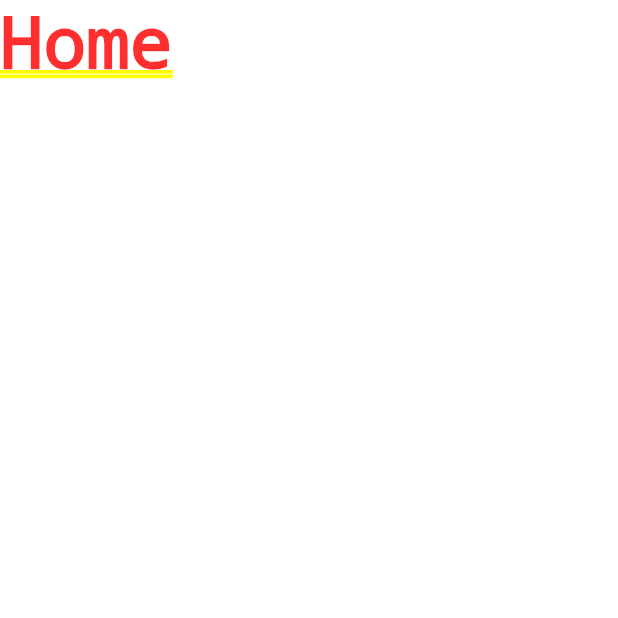
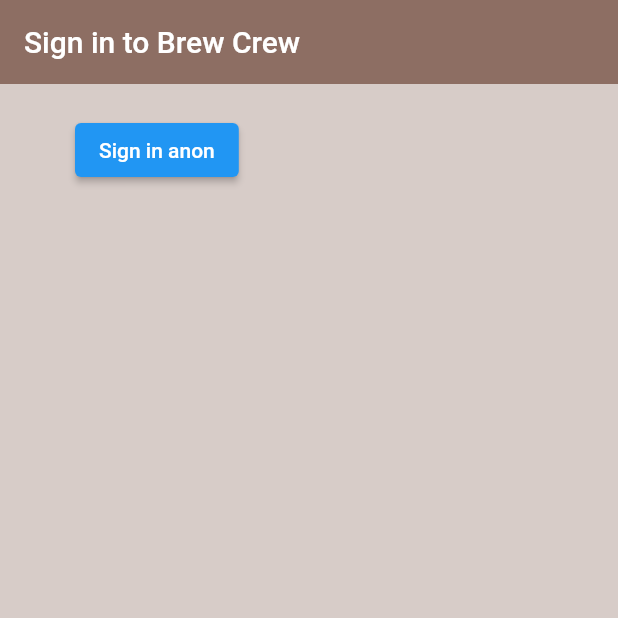
Before and after one commit to LunarioTK/Cafe_App_Firebase, a Flutter app: the screen it shows after launch, on a phone screen of 412 x 824 dp, the top half of it. Run offline on Flutter 3.47's test engine with Material 2 defaults, Android fonts, the phone set to English and light mode, and no system bars; our stand-ins replace firebase_auth; accounts and stored records are empty.

Commit message:
Adicionar o Sign in Anonimo

```diff
--- a/lib/screens/authenticate/authenticate.dart
+++ b/lib/screens/authenticate/authenticate.dart
@@ -1,3 +1,4 @@
+import 'package:brew_crew/screens/authenticate/sign_in.dart';
 import 'package:flutter/material.dart';
 
 class Authenticate extends StatefulWidget {
@@ -11,7 +12,7 @@ class _AuthenticateState extends State<Authenticate> {
   @override
   Widget build(BuildContext context) {
     return Container(
-      child: const Text('Authenticate'),
+      child: const SignIn(),
     );
   }
 }
--- /dev/null
+++ b/lib/screens/authenticate/sign_in.dart
@@ -0,0 +1,29 @@
+import 'package:flutter/material.dart';
+
+class SignIn extends StatefulWidget {
+  const SignIn({super.key});
+
+  @override
+  State<SignIn> createState() => _SignInState();
+}
+
+class _SignInState extends State<SignIn> {
+  @override
+  Widget build(BuildContext context) {
+    return Scaffold(
+      backgroundColor: Colors.brown[100],
+      appBar: AppBar(
+        backgroundColor: Colors.brown[400],
+        elevation: 0.0,
+        title: const Text('Sign in to Brew Crew'),
+      ),
+      body: Container(
+        padding: const EdgeInsets.symmetric(vertical: 20, horizontal: 50),
+        child: ElevatedButton(
+          child: const Text('Sign in anon'),
+          onPressed: () async {},
+        ),
+      ),
+    );
+  }
+}
--- a/lib/screens/wrapper.dart
+++ b/lib/screens/wrapper.dart
@@ -1,3 +1,4 @@
+import 'package:brew_crew/screens/authenticate/authenticate.dart';
 import 'package:brew_crew/screens/home/home.dart';
 import 'package:flutter/material.dart';
 
@@ -7,6 +8,6 @@ class Wrapper extends StatelessWidget {
   @override
   Widget build(BuildContext context) {
     //Vai ser ou home ou authenticate dependendo se já estiver feito login
-    return const Home();
+    return const Authenticate();
   }
 }
```
